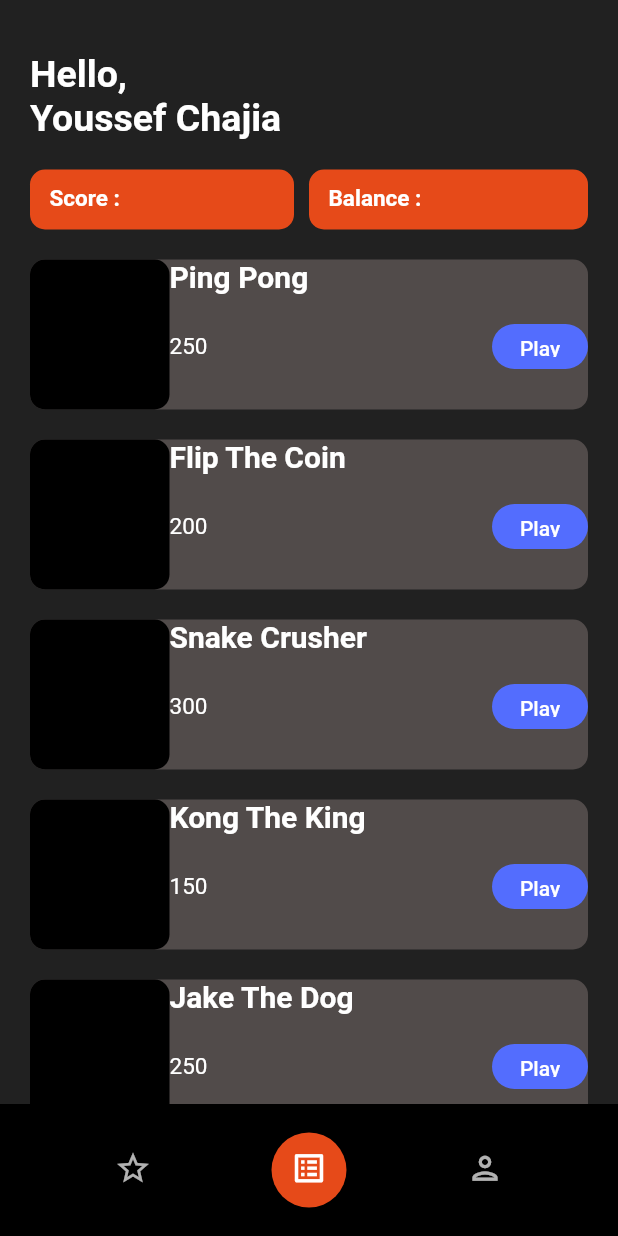
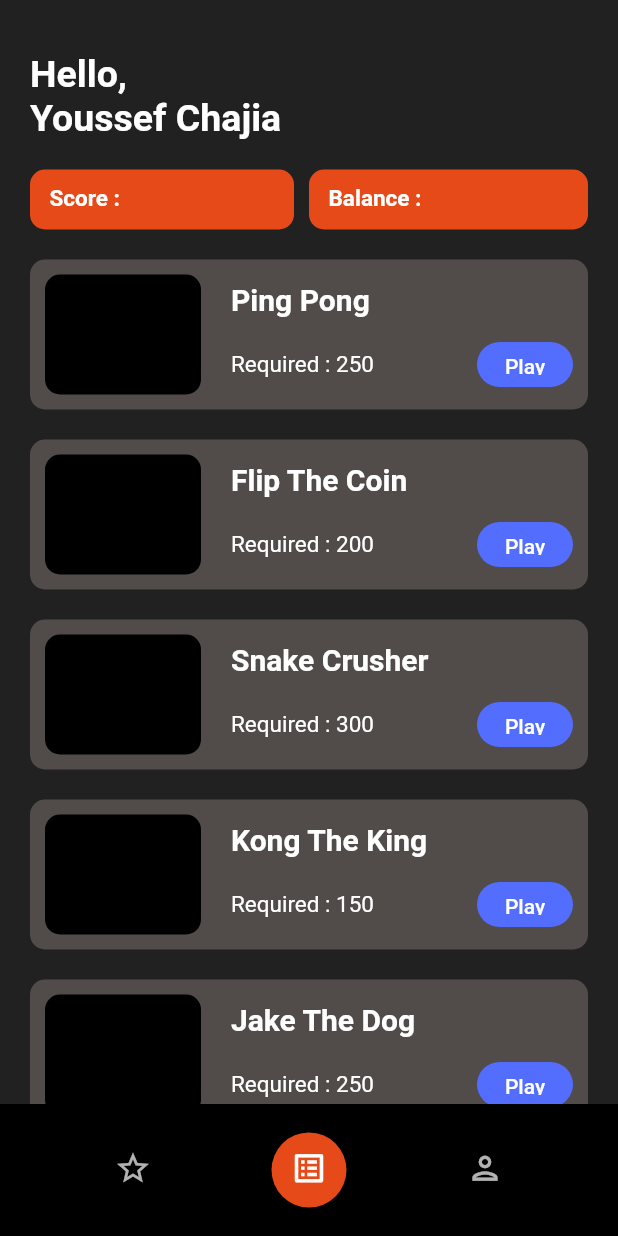
Before and after one commit to YoussefChajia/game-prize, a Flutter app: the screen it shows after launch, item 2 of the bottom bar chosen, on a phone screen of 412 x 824 dp. Run offline on Flutter 3.47's test engine with Material 2 defaults, Android fonts, the phone set to English and light mode, and no system bars.

Commit message:
Revert "Commit to revert"
This reverts commit 9ecc69dd3a1e04d1fd71918608a37c2ac13566ad.

```diff
--- a/lib/widgets/game_card.dart
+++ b/lib/widgets/game_card.dart
@@ -28,18 +28,23 @@ class _GameCardState extends State<GameCard> {
                 children: [
                   Expanded(
                     flex: 1,
+                    child: Padding(
+                      padding: EdgeInsets.all(10.0),
                       child: Container(
-                      width: 85.0,
                         decoration: BoxDecoration(
                           borderRadius: BorderRadius.circular(10.0),
                           color: Colors.black,
                         ),
                       ),
                     ),
+                  ),
                   Expanded(
-                    flex: 3,
+                    flex: 2,
+                    child: Padding(
+                      padding: EdgeInsets.symmetric(vertical: 15.0, horizontal: 10.0),
                       child: Container(
                         child: Column(
+                          mainAxisAlignment: MainAxisAlignment.spaceBetween,
                           crossAxisAlignment: CrossAxisAlignment.start,
                           children: [
                             Text(
@@ -50,12 +55,11 @@ class _GameCardState extends State<GameCard> {
                                 fontWeight: FontWeight.bold,
                               ),
                             ),
-                          SizedBox(height: 20.0),
                             Row(
                               mainAxisAlignment: MainAxisAlignment.spaceBetween,
                               children: [
                                 Text(
-                                game.price.toString(),
+                                  'Required : ${game.price}',
                                   style: TextStyle(
                                     color: Colors.white,
                                     fontSize: 15.0,
@@ -70,7 +74,8 @@ class _GameCardState extends State<GameCard> {
                                   ),
                                   child: TextButton(
                                     style: ButtonStyle(
-                                    foregroundColor: MaterialStateProperty.all<Color>(Colors.white),
+                                      foregroundColor:
+                                          MaterialStateProperty.all<Color>(Colors.white),
                                     ),
                                     onPressed: () {},
                                     child: Text('Play'),
@@ -79,6 +84,7 @@ class _GameCardState extends State<GameCard> {
                               ],
                             ),
                           ],
+                        ),
                       ),
                     ),
                   ),
```
Lines whose indentation alone changed are shown as unchanged.
